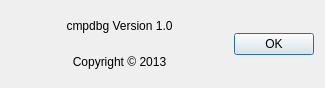
Above: core/sql/SqlCompilerDebugger/AboutBox.ui from apache/trafodion before the change. Below: the same form after it.
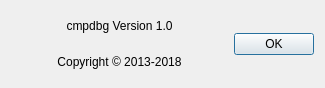
That is the form after the change. Icons and pictures are not drawn.

```diff
--- a/core/sql/SqlCompilerDebugger/AboutBox.ui
+++ b/core/sql/SqlCompilerDebugger/AboutBox.ui
@@ -57,7 +57,7 @@
        <item>
         <widget class="QLabel" name="labelAboutCopyright">
          <property name="text">
-          <string>Copyright © 2013</string>
+          <string>Copyright © 2013-2018</string>
          </property>
          <property name="alignment">
           <set>Qt::AlignCenter</set>
```
